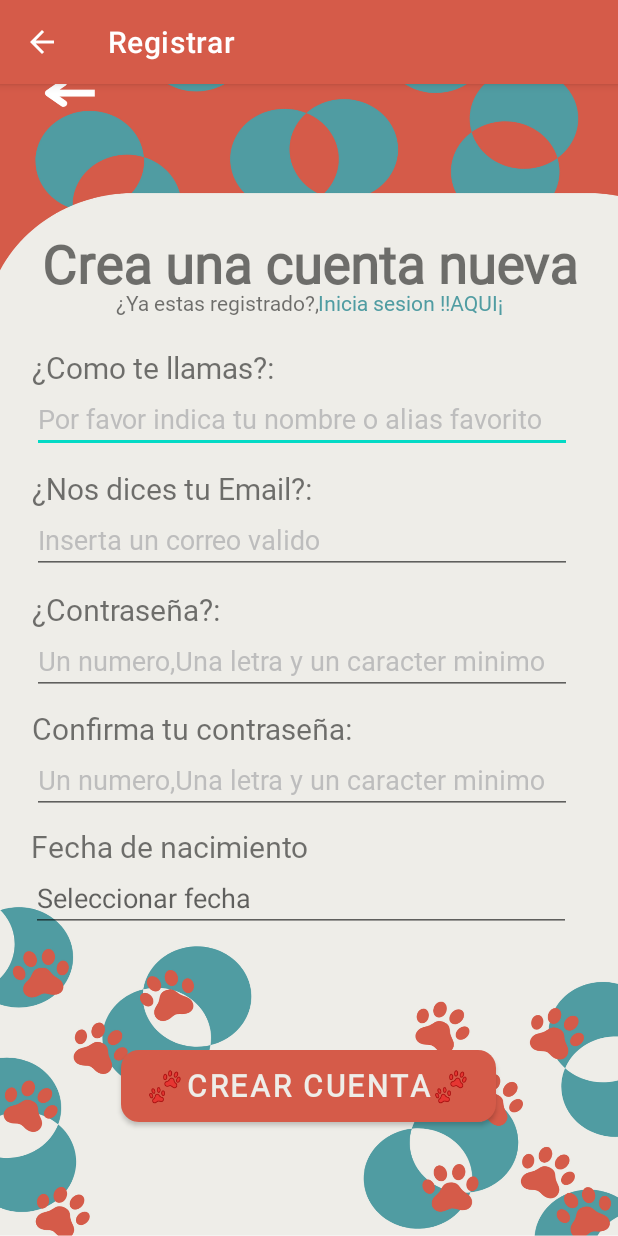
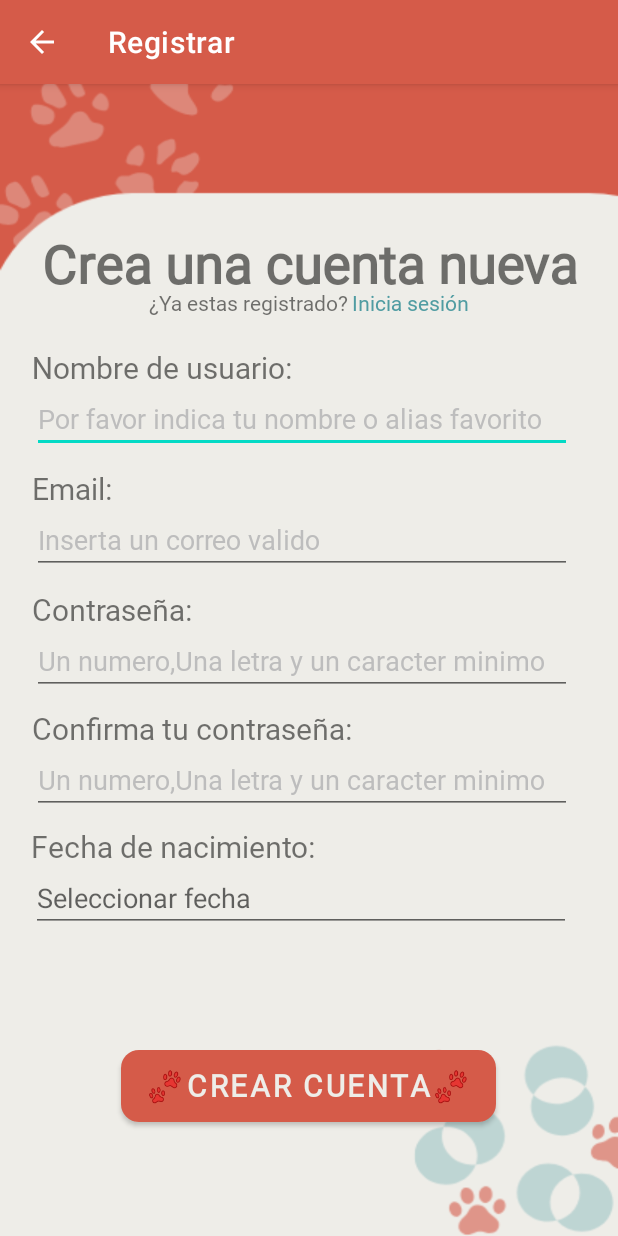
Before and after one commit to ShheNNa01/Pet2PetDevAndroid, an Android app: the RegisterActivity screen opened directly, with no data from a screen before it, on a phone screen of 412 x 824 dp. Run offline under Robolectric (Android 15) with nearby library versions, the phone set to English and light mode, and no system bars.

Commit message:
Nueva interfaz de login y register, login direcciona al home y se crea maqueta de perfil con boton P centrado.

```diff
--- a/Pet2Pet/app/src/main/java/com/example/frontpet2pet/SplashActivity.java
+++ b/Pet2Pet/app/src/main/java/com/example/frontpet2pet/SplashActivity.java
@@ -10,7 +10,7 @@ import com.example.frontpet2pet.ui.inicio.InicioSesion;
 
 public class SplashActivity extends AppCompatActivity {
 
-    private static final int SPLASH_TIMEOUT = 3000;
+    private static final int SPLASH_TIMEOUT = 1000;
 
     @Override
     protected void onCreate(Bundle savedInstanceState) {
--- a/Pet2Pet/app/src/main/res/layout/activity_inicio_sesion.xml
+++ b/Pet2Pet/app/src/main/res/layout/activity_inicio_sesion.xml
@@ -4,7 +4,7 @@
     xmlns:tools="http://schemas.android.com/tools"
     android:layout_width="match_parent"
     android:layout_height="match_parent"
-    android:background="@drawable/ini"
+    android:background="@drawable/backlog"
     android:fitsSystemWindows="true"
     tools:context=".ui.inicio.InicioSesion">
 
@@ -25,8 +25,7 @@
             android:id="@+id/imageView4"
             android:layout_width="match_parent"
             android:layout_height="match_parent"
-            android:src="@drawable/log"
-            />
+            android:src="@drawable/log" />
     </androidx.cardview.widget.CardView>
 
     <LinearLayout
--- a/Pet2Pet/app/src/main/res/layout/fragment_activity_register.xml
+++ b/Pet2Pet/app/src/main/res/layout/fragment_activity_register.xml
@@ -6,7 +6,7 @@
     android:layout_width="match_parent"
     android:layout_height="match_parent"
     tools:context=".RegisterActivity"
-    android:background="@drawable/reg">
+    android:background="@drawable/backreg">
 
     <LinearLayout
         android:id="@+id/linearLayout7"
@@ -43,7 +43,7 @@
                 android:layout_height="wrap_content"
                 android:layout_weight="1"
                 android:fontFamily="@font/baloo_tamma_regular"
-                android:text="¿Ya estas registrado?,"
+                android:text="¿Ya estas registrado? "
                 android:textAlignment="textEnd" />
 
             <TextView
@@ -54,7 +54,7 @@
                 android:clickable="true"
                 android:focusable="true"
                 android:fontFamily="@font/baloo_tamma_regular"
-                android:text="Inicia sesion !!AQUI¡"
+                android:text="Inicia sesión"
                 android:textColor="#509CA2"
                 android:background="@drawable/text_click_effect"
                 />
@@ -79,10 +79,10 @@
             android:id="@+id/textView15"
             android:layout_width="match_parent"
             android:layout_height="25dp"
-            android:text="¿Como te llamas?:"
-            android:textSize="20dp"
+            android:layout_marginLeft="20dp"
             android:fontFamily="@font/baloo_tamma_regular"
-            android:layout_marginLeft="20dp"/>
+            android:text="Nombre de usuario:"
+            android:textSize="20dp" />
 
         <EditText
             android:id="@+id/edtNombre"
@@ -115,7 +115,7 @@
             android:id="@+id/textView14"
             android:layout_width="match_parent"
             android:layout_height="25dp"
-            android:text="¿Nos dices tu Email?:"
+            android:text="Email:"
             android:textSize="20dp"
             android:fontFamily="@font/baloo_tamma_regular"
             android:layout_marginLeft="20dp"
@@ -154,7 +154,7 @@
             android:id="@+id/textView16"
             android:layout_width="match_parent"
             android:layout_height="25dp"
-            android:text="¿Contraseña?:"
+            android:text="Contraseña:"
             android:textSize="20dp"
             android:fontFamily="@font/baloo_tamma_regular"
             android:layout_marginLeft="20dp"/>
@@ -229,7 +229,7 @@
             android:layout_height="25dp"
             android:layout_marginLeft="20dp"
             android:fontFamily="@font/baloo_tamma_regular"
-            android:text="Fecha de nacimiento"
+            android:text="Fecha de nacimiento:"
             android:textSize="20dp" />
 
         <EditText
--- a/Pet2Pet/app/src/main/res/layout/fragment_notifications.xml
+++ b/Pet2Pet/app/src/main/res/layout/fragment_notifications.xml
@@ -16,6 +16,7 @@
         android:layout_marginEnd="8dp"
         android:textAlignment="center"
         android:textSize="20sp"
+        android:text="Notificaciones 🔔"
         app:layout_constraintBottom_toBottomOf="parent"
         app:layout_constraintEnd_toEndOf="parent"
         app:layout_constraintHorizontal_bias="1.0"
--- a/Pet2Pet/app/src/main/res/navigation/mobile_navigation.xml
+++ b/Pet2Pet/app/src/main/res/navigation/mobile_navigation.xml
@@ -35,4 +35,10 @@
         android:label="@string/title_inicia"
         tools:layout="@layout/activity_inicio_sesion" />
 
+    <fragment
+        android:id="@+id/navigation_profile"
+        android:name="com.example.frontpet2pet.ui.profile.ProfileFragment"
+        android:label="@string/title_profile"
+        tools:layout="@layout/fragment_profile" />
+
 </navigation>
```
Also changed, not shown: Pet2Pet/app/src/main/java/com/example/frontpet2pet/ui/inicio/InicioSesion.java (+12 -7 lines), Pet2Pet/app/src/main/java/com/example/frontpet2pet/ui/profile/ProfileFragment.java (added, +22 -0 lines), Pet2Pet/app/src/main/res/layout/fragment_dashboard.xml (+5 -2 lines), Pet2Pet/app/src/main/res/layout/fragment_profile.xml (+16 -2 lines), Pet2Pet/app/src/main/res/drawable/backlog.png (added), Pet2Pet/app/src/main/res/drawable/backreg.png (added), Pet2Pet/app/src/main/res/drawable/profilemaq.png (added).
